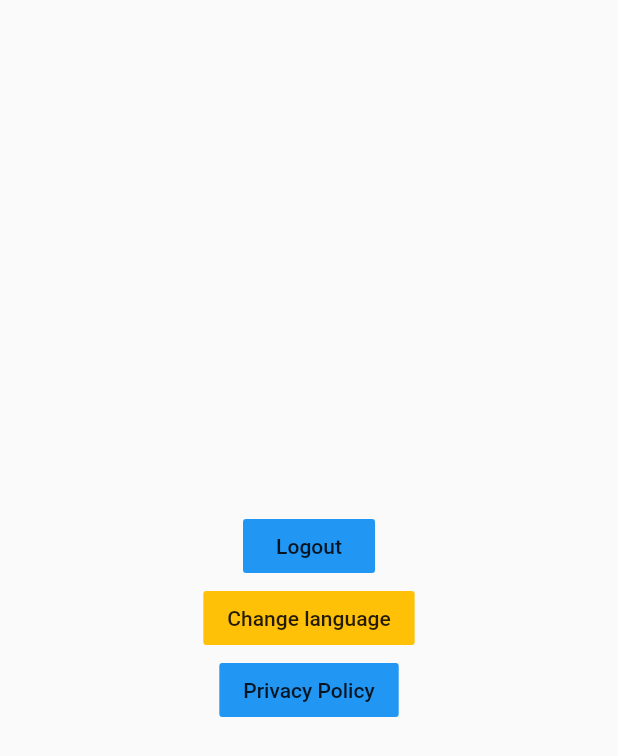
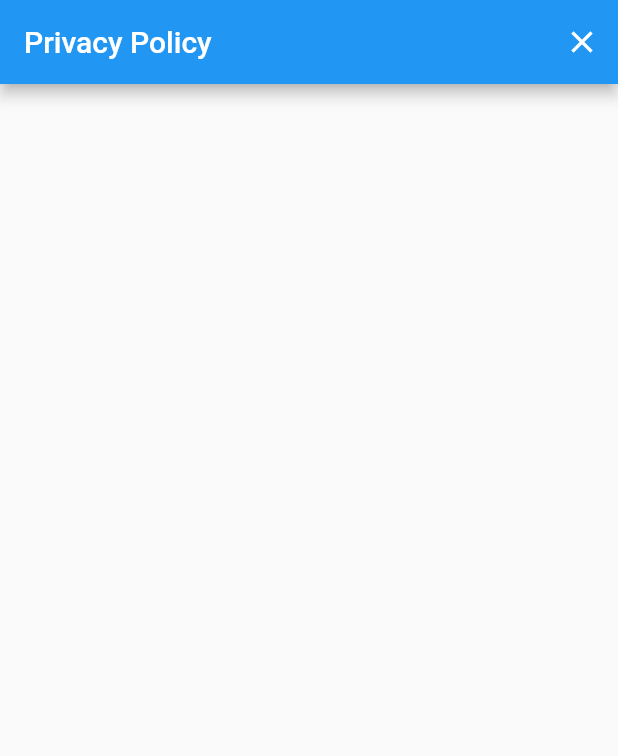
Before and after one commit to andynvt/hmdi, a Flutter app: the _MyPageView widget shown alone on an empty page, opened directly, after a tap on "Privacy Policy", on a phone screen of 412 x 824 dp. Shown: the top 756 px of the screen. Run offline on Flutter 3.47's test engine with Material 2 defaults, Android fonts, the phone set to English and light mode, and no system bars; our stand-ins replace shared_preferences; accounts and stored records are empty.

Commit message:
add privacy

```diff
--- a/lib/module/module.dart
+++ b/lib/module/module.dart
@@ -11,3 +11,5 @@ export './my_page/my_page_view.dart';
 export './home/home_view.dart';
 
 export './language/language_view.dart';
+
+export './privacy/privacy_view.dart';
--- a/lib/module/my_page/my_page_view.dart
+++ b/lib/module/my_page/my_page_view.dart
@@ -24,7 +24,12 @@ class _MyPageViewState extends State<_MyPageView> {
     );
   }
 
-  void _privacyClick() {}
+  void _privacyClick() {
+    Navigator.of(context).push(
+      MaterialPageRoute(builder: (_) => createPrivacy()),
+    );
+  }
+
   @override
   Widget build(BuildContext context) {
     final model = Provider.of<MyPageModel>(context);
--- /dev/null
+++ b/lib/module/privacy/privacy_logic.dart
@@ -0,0 +1,7 @@
+import 'privacy_model.dart';
+
+class PrivacyLogic {
+  final PrivacyModel _model;
+
+  PrivacyLogic(this._model);
+}
--- /dev/null
+++ b/lib/module/privacy/privacy_model.dart
@@ -0,0 +1,12 @@
+import 'package:flutter/material.dart';
+
+import 'privacy_logic.dart';
+
+class PrivacyModel extends ChangeNotifier {
+  PrivacyLogic _logic;
+  PrivacyLogic get logic => _logic;
+
+  PrivacyModel() {
+    _logic = PrivacyLogic(this);
+  }
+}
--- /dev/null
+++ b/lib/module/privacy/privacy_view.dart
@@ -0,0 +1,35 @@
+import 'package:flutter/material.dart';
+import 'package:provider/provider.dart';
+
+import 'privacy_model.dart';
+
+ChangeNotifierProvider<PrivacyModel> createPrivacy() {
+  return ChangeNotifierProvider(
+    create: (_) => PrivacyModel(),
+    child: _PrivacyView(),
+  );
+}
+
+class _PrivacyView extends StatefulWidget {
+  @override
+  _PrivacyViewState createState() => _PrivacyViewState();
+}
+
+class _PrivacyViewState extends State<_PrivacyView> {
+  @override
+  Widget build(BuildContext context) {
+    final model = Provider.of<PrivacyModel>(context);
+    return Scaffold(
+      appBar: AppBar(
+        automaticallyImplyLeading: false,
+        title: Text('Privacy Policy'),
+        actions: [
+          IconButton(
+            icon: Icon(Icons.close),
+            onPressed: Navigator.of(context).pop,
+          ),
+        ],
+      ),
+    );
+  }
+}
```
